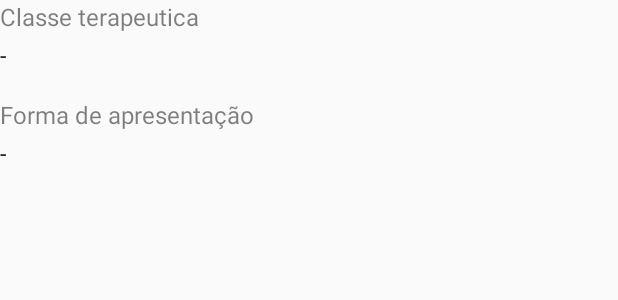
After one commit to senacsc/appsus, an Android app: the layout medicamento_dialog.xml on its own in the app's theme, with its tools: preview values and no code run, on a phone screen of 412 x 824 dp. The commit adds this screen. Shown: the top 300 px of the screen. Run offline under Robolectric (Android 15) with nearby library versions, the phone set to English and light mode, and no system bars.

Commit message:
Adicionado modal com informações do medicamento

```diff
--- a/app/src/main/java/sc/senac/mms/appsus/Application.java
+++ b/app/src/main/java/sc/senac/mms/appsus/Application.java
@@ -3,6 +3,7 @@ package sc.senac.mms.appsus;
 import android.util.Log;
 
 import sc.senac.mms.appsus.manager.ClasseTerapeuticaManager;
+import sc.senac.mms.appsus.manager.DataManager;
 import sc.senac.mms.appsus.manager.HistoricoManager;
 import sc.senac.mms.appsus.manager.MedicamentoManager;
 
@@ -11,10 +12,6 @@ public class Application extends android.app.Application {
     private DataManager dataManager;
 
     private static Application mInstance;
-
-    public Application() {
-        super();
-    }
 
     @Override
     public void onCreate() {
--- a/app/src/main/java/sc/senac/mms/appsus/DataManager.java
+++ b/app/src/main/java/sc/senac/mms/appsus/manager/DataManager.java
@@ -1,4 +1,4 @@
-package sc.senac.mms.appsus;
+package sc.senac.mms.appsus.manager;
 
 import android.content.Context;
 import android.database.sqlite.SQLiteDatabase;
--- a/app/src/main/java/sc/senac/mms/appsus/manager/helpers/ExternalDB.java
+++ b/app/src/main/java/sc/senac/mms/appsus/manager/helpers/ExternalDB.java
@@ -5,7 +5,7 @@ import android.database.sqlite.SQLiteDatabase;
 
 import com.j256.ormlite.support.ConnectionSource;
 
-import sc.senac.mms.appsus.PortableSQLiteHelper;
+import sc.senac.mms.appsus.manager.helpers.internal.PortableSQLiteHelper;
 import sc.senac.mms.appsus.manager.interfaces.DataManagerHelper;
 
 public class ExternalDB extends PortableSQLiteHelper implements DataManagerHelper {
--- a/app/src/main/java/sc/senac/mms/appsus/PortableSQLiteHelper.java
+++ b/app/src/main/java/sc/senac/mms/appsus/manager/helpers/internal/PortableSQLiteHelper.java
@@ -1,4 +1,4 @@
-package sc.senac.mms.appsus;
+package sc.senac.mms.appsus.manager.helpers.internal;
 
 import android.content.Context;
 import android.database.sqlite.SQLiteDatabase;
@@ -252,7 +252,7 @@ public abstract class PortableSQLiteHelper extends SQLiteAssetHelper {
             D castDao = (D) new RuntimeExceptionDao(dao);
             return castDao;
         } catch (SQLException e) {
-            throw new RuntimeException("Could not create RuntimeExcepitionDao for class " + clazz, e);
+            throw new RuntimeException("Could not create RuntimeExceptionDao for class " + clazz, e);
         }
     }
 
--- /dev/null
+++ b/app/src/main/res/layout/medicamento_dialog.xml
@@ -0,0 +1,40 @@
+<?xml version="1.0" encoding="utf-8"?>
+<LinearLayout xmlns:android="http://schemas.android.com/apk/res/android"
+              android:layout_width="match_parent"
+              android:layout_height="wrap_content"
+              android:orientation="vertical">
+
+    <TextView
+        android:layout_width="wrap_content"
+        android:layout_height="wrap_content"
+        android:text="@string/classe_terapeutica"
+        android:textColor="#80000000"
+        android:textSize="@dimen/h2_typo" />
+
+    <TextView
+        android:id="@+id/classeTerapeuticaLabel"
+        android:layout_width="wrap_content"
+        android:layout_height="wrap_content"
+        android:layout_marginTop="4dp"
+        android:text="@string/separator"
+        android:textColor="#000000"
+        android:textSize="15sp" />
+
+    <TextView
+        android:layout_width="wrap_content"
+        android:layout_height="wrap_content"
+        android:layout_marginTop="18dp"
+        android:text="@string/forma_de_apresentacao"
+        android:textColor="#80000000"
+        android:textSize="@dimen/h2_typo" />
+
+    <TextView
+        android:id="@+id/formaApresentacaoLabel"
+        android:layout_width="wrap_content"
+        android:layout_height="wrap_content"
+        android:layout_marginTop="4dp"
+        android:text="@string/separator"
+        android:textColor="#000000"
+        android:textSize="15sp" />
+
+</LinearLayout>
--- a/app/src/main/res/values/strings.xml
+++ b/app/src/main/res/values/strings.xml
@@ -3,4 +3,11 @@
     <string name="menu_filtro">Filtro</string>
     <string name="action_search">Pesquisar</string>
     <string name="filtrar_por_classe">Filtrar por classe farmacológica</string>
+
+    <!-- TODO: Remove or change this placeholder text -->
+    <string name="hello_blank_fragment">Hello blank fragment</string>
+    <string name="fechar">Fechar</string>
+    <string name="classe_terapeutica">Classe terapeutica</string>
+    <string name="forma_de_apresentacao">Forma de apresentação</string>
+    <string name="separator">-</string>
 </resources>
```
Also changed, not shown: app/build.gradle (+8 -6 lines), app/src/main/java/sc/senac/mms/appsus/entity/Medicamento.java (+0 -42 lines), app/src/main/java/sc/senac/mms/appsus/view/HistoricoActivity.java (deleted, +0 -28 lines), app/src/main/java/sc/senac/mms/appsus/view/MainActivity.java (+115 -50 lines), app/src/main/java/sc/senac/mms/appsus/view/adapter/MedicamentoAdapter.java (+11 -1 lines), app/src/main/java/sc/senac/mms/appsus/view/adapter/holder/MedicamentoViewHolder.java (+19 -2 lines), app/src/main/res/layout/activity_historico.xml (deleted, +0 -13 lines).
